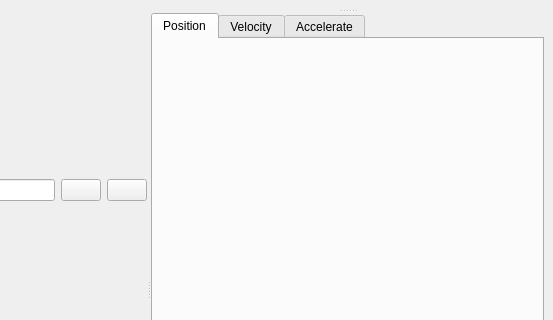
Before: the Qt Designer form core/main_window/main.ui in kmolLin/motion_control, drawn with Qt 5; both pictures show x 247 to 800 and y 0 to 320 of the 800 by 600 pixel window.
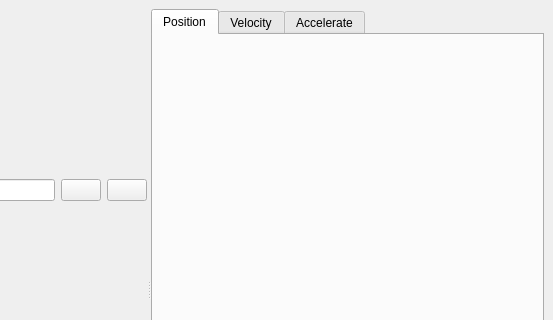
After: the same form once the commit is applied. Icons and pictures are not drawn.

Patch:
```diff
--- a/core/main_window/main.ui
+++ b/core/main_window/main.ui
@@ -78,13 +78,9 @@
         </item>
        </layout>
       </widget>
-      <widget class="QSplitter" name="right_splitter">
-       <property name="orientation">
-        <enum>Qt::Vertical</enum>
-       </property>
        <widget class="QWidget" name="verticalLayoutWidget_2">
-        <layout class="QVBoxLayout" name="parameter_layout"/>
-       </widget>
+       <layout class="QVBoxLayout" name="parameter_layout">
+        <item>
        <widget class="QTabWidget" name="chart_tab_widget">
         <property name="currentIndex">
          <number>0</number>
@@ -108,6 +104,8 @@
          <layout class="QVBoxLayout" name="verticalLayout_4"/>
         </widget>
        </widget>
+        </item>
+       </layout>
       </widget>
      </widget>
     </item>
```
Left out of the diff: 2 changed lines with no effect on the pictures. Lines whose indentation alone changed are shown as unchanged.
